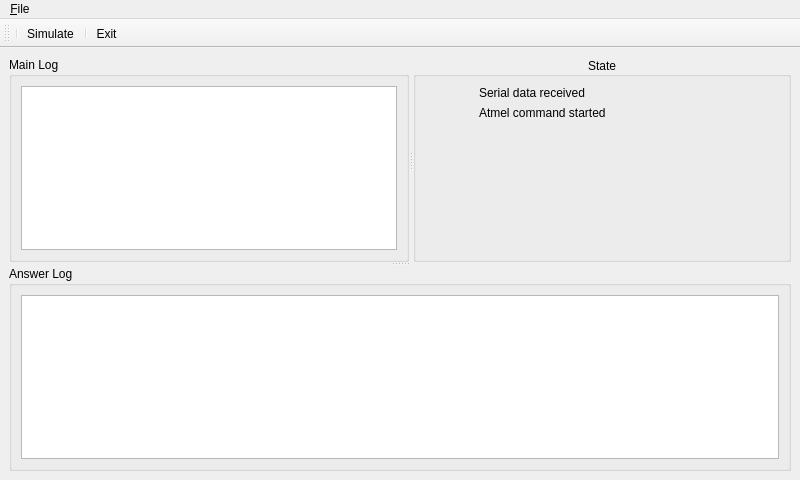
The window that guitest/src/mainWindow.ui (markusk/direcs) describes before a commit, drawn with Qt 5.
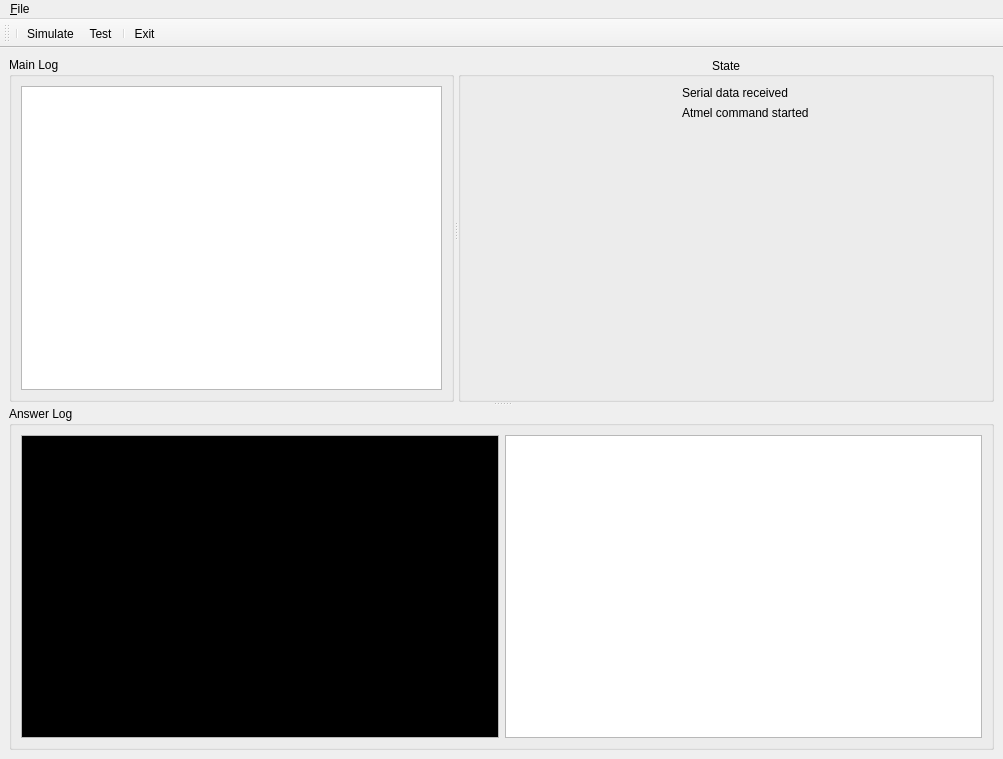
The same window after the commit. Icons and pictures are not drawn.

Commit message: Updated resource file, added test action / signal, removed old code, added empty graphicsView to .ui

What changed in the file:
```diff
--- a/guitest/src/mainWindow.ui
+++ b/guitest/src/mainWindow.ui
@@ -6,8 +6,8 @@
    <rect>
     <x>0</x>
     <y>0</y>
-    <width>800</width>
-    <height>480</height>
+    <width>1003</width>
+    <height>759</height>
    </rect>
   </property>
   <property name="sizePolicy">
@@ -225,7 +225,7 @@
         <string>Answer Log</string>
        </property>
        <layout class="QGridLayout" name="gridLayout_5">
-        <item row="0" column="0">
+        <item row="0" column="1">
          <widget class="QTextEdit" name="textEditAnswerLog">
           <property name="minimumSize">
            <size>
@@ -240,6 +240,47 @@
           </property>
          </widget>
         </item>
+        <item row="0" column="0">
+         <widget class="QGraphicsView" name="graphicsViewLaser">
+          <property name="palette">
+           <palette>
+            <active>
+             <colorrole role="Base">
+              <brush brushstyle="SolidPattern">
+               <color alpha="255">
+                <red>0</red>
+                <green>0</green>
+                <blue>0</blue>
+               </color>
+              </brush>
+             </colorrole>
+            </active>
+            <inactive>
+             <colorrole role="Base">
+              <brush brushstyle="SolidPattern">
+               <color alpha="255">
+                <red>0</red>
+                <green>0</green>
+                <blue>0</blue>
+               </color>
+              </brush>
+             </colorrole>
+            </inactive>
+            <disabled>
+             <colorrole role="Base">
+              <brush brushstyle="SolidPattern">
+               <color alpha="255">
+                <red>212</red>
+                <green>208</green>
+                <blue>200</blue>
+               </color>
+              </brush>
+             </colorrole>
+            </disabled>
+           </palette>
+          </property>
+         </widget>
+        </item>
        </layout>
       </widget>
      </widget>
@@ -264,6 +305,7 @@
    </attribute>
    <addaction name="separator"/>
    <addaction name="actionSimulate"/>
+   <addaction name="actionTest"/>
    <addaction name="separator"/>
    <addaction name="actionExit"/>
   </widget>
@@ -272,7 +314,7 @@
     <rect>
      <x>0</x>
      <y>0</y>
-     <width>800</width>
+     <width>1003</width>
      <height>22</height>
     </rect>
    </property>
@@ -313,6 +355,18 @@
     <string>Ctrl+S</string>
    </property>
   </action>
+  <action name="actionTest">
+   <property name="icon">
+    <iconset resource="../guitest.qrc">
+     <normaloff>:/images/images/media-flash.png</normaloff>:/images/images/media-flash.png</iconset>
+   </property>
+   <property name="text">
+    <string>Test</string>
+   </property>
+   <property name="shortcut">
+    <string>Ctrl+T</string>
+   </property>
+  </action>
  </widget>
  <resources>
   <include location="../direcsAvrsim.qrc"/>
```
Left out of the diff: 23 changed lines with no effect on the pictures. The commit also changes 4 other files.
